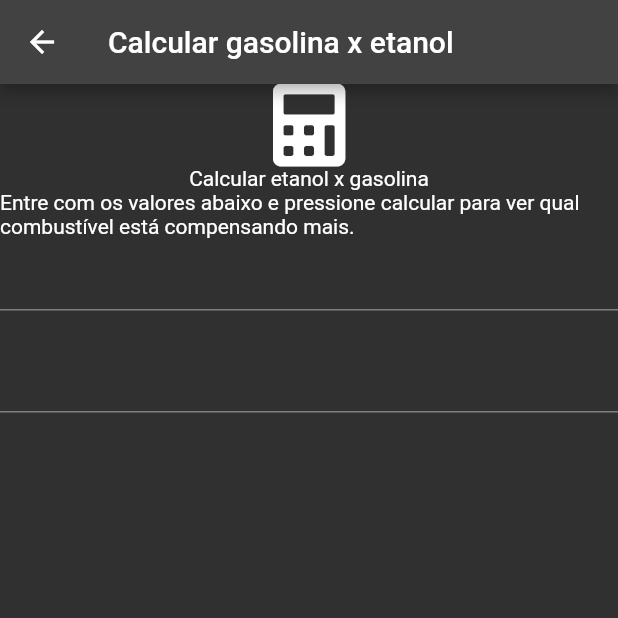
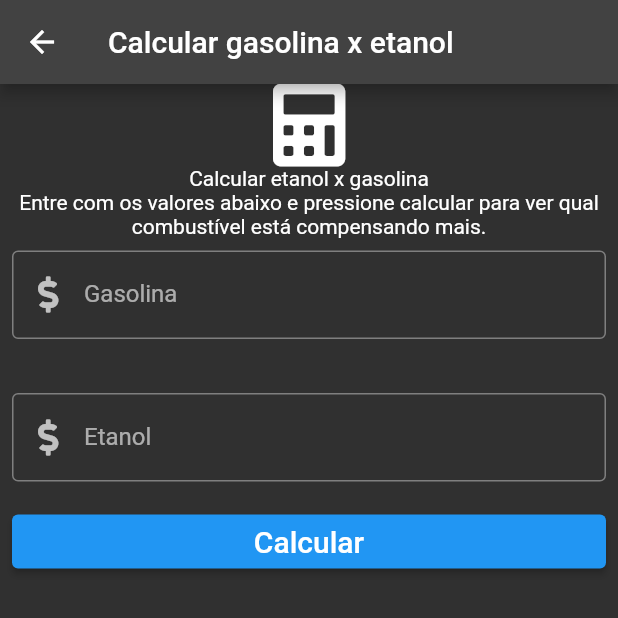
Before and after one commit to LuizSSampaio/gasoline_or_ethanol, a Flutter app: the GasolineOrEthanolPage screen opened by its route, on a phone screen of 412 x 824 dp, the top half of it. Run offline on Flutter 3.47's test engine with Material 2 defaults, Android fonts, the phone set to English and light mode, and no system bars; our stand-ins replace font_awesome_flutter.

Commit message:
Added calculate button and text inputs styles

```diff
--- a/lib/components/advanced_text_form_field.dart
+++ b/lib/components/advanced_text_form_field.dart
@@ -2,9 +2,14 @@ import 'package:flutter/material.dart';
 import 'package:flutter/services.dart';
 
 class AdvancedTextFormField extends StatelessWidget {
-  const AdvancedTextFormField({
-    Key? key,
-  }) : super(key: key);
+  AdvancedTextFormField(
+      {Key? key, this.iconText, this.iconData, this.hintText, this.labelText})
+      : super(key: key);
+
+  String? iconText;
+  IconData? iconData;
+  String? hintText;
+  String? labelText;
 
   @override
   Widget build(BuildContext context) {
@@ -13,14 +18,17 @@ class AdvancedTextFormField extends StatelessWidget {
         signed: false,
         decimal: true,
       ),
+      decoration: InputDecoration(
+        prefixIcon: (iconText == null) ? Icon(iconData) : Text(iconText!),
+        hintText: hintText,
+        labelText: labelText,
+        border: const OutlineInputBorder(),
+      ),
       inputFormatters: [
-        FilteringTextInputFormatter.allow(RegExp('[0-9.,]')),
+        FilteringTextInputFormatter.allow(RegExp('[0-9,]')),
       ],
       validator: (value) {
-        if (value == null || value.isEmpty) {
-          return 'Digite algum texto.';
-        }
-        return null;
+        return (value == null || value.isEmpty) ? 'Digite um valor' : null;
       },
     );
   }
--- a/lib/views/gasoline_ethanol.dart
+++ b/lib/views/gasoline_ethanol.dart
@@ -1,3 +1,4 @@
+import 'package:flutter/cupertino.dart';
 import 'package:flutter/material.dart';
 import 'package:font_awesome_flutter/font_awesome_flutter.dart';
 
@@ -30,16 +31,49 @@ class _GasolineOrEthanolPageState extends State<GasolineOrEthanolPage> {
             const Text('Calcular etanol x gasolina'),
             const Text(
               'Entre com os valores abaixo e pressione calcular para ver qual combustível está compensando mais.',
+              textAlign: TextAlign.center,
             ),
             Form(
               key: _gasolineAndEthanolFormKey,
               child: Column(
-                children: const [
-                  AdvancedTextFormField(),
-                  SizedBox(
+                crossAxisAlignment: CrossAxisAlignment.stretch,
+                children: [
+                  Padding(
+                    padding: const EdgeInsets.all(8.0),
+                    child: AdvancedTextFormField(
+                      iconData: FontAwesomeIcons.dollarSign,
+                      hintText: 'Ex: 7,988',
+                      labelText: 'Gasolina',
+                    ),
+                  ),
+                  const SizedBox(
                     height: 20.0,
                   ),
-                  AdvancedTextFormField(),
+                  Padding(
+                    padding: const EdgeInsets.all(8.0),
+                    child: AdvancedTextFormField(
+                      iconData: FontAwesomeIcons.dollarSign,
+                      hintText: 'Ex: 5,534',
+                      labelText: 'Etanol',
+                    ),
+                  ),
+                  Padding(
+                    padding: const EdgeInsets.all(8.0),
+                    child: ElevatedButton(
+                      onPressed: () {
+                        if (_gasolineAndEthanolFormKey.currentState!.validate()) {
+
+                        }
+                      },
+                      child: const Text(
+                        'Calcular',
+                        style: TextStyle(
+                          fontSize: 20.0,
+
+                        ),
+                      ),
+                    ),
+                  ),
                 ],
               ),
             ),
```
